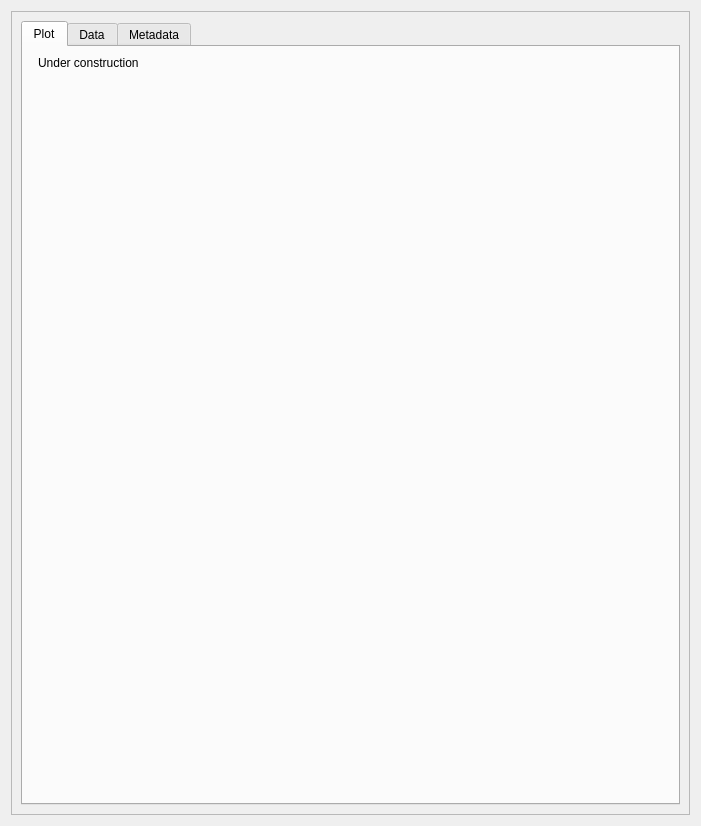
Qt form mdaviz/resources/mda_file_viz.ui (BCDA-APS/mdaviz) before a commit.
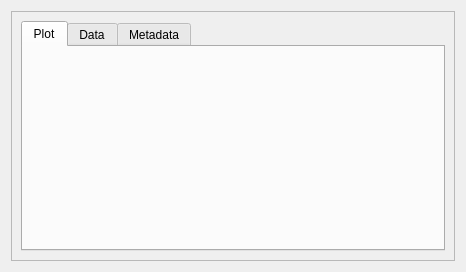
The same form after that commit.

Patch:
```diff
--- a/mdaviz/resources/mda_file_viz.ui
+++ b/mdaviz/resources/mda_file_viz.ui
@@ -6,8 +6,8 @@
    <rect>
     <x>0</x>
     <y>0</y>
-    <width>701</width>
-    <height>826</height>
+    <width>466</width>
+    <height>272</height>
    </rect>
   </property>
   <property name="windowTitle">
@@ -24,8 +24,8 @@
        <rect>
         <x>0</x>
         <y>0</y>
-        <width>675</width>
-        <height>800</height>
+        <width>440</width>
+        <height>246</height>
        </rect>
       </property>
       <layout class="QVBoxLayout" name="verticalLayout">
@@ -38,13 +38,9 @@
           <attribute name="title">
            <string>Plot</string>
           </attribute>
-          <layout class="QFormLayout" name="formLayout">
-           <item row="0" column="1">
-            <widget class="QLabel" name="label">
-             <property name="text">
-              <string>Under construction</string>
-             </property>
-            </widget>
+          <layout class="QVBoxLayout" name="verticalLayout_3">
+           <item>
+            <widget class="QWidget" name="plot" native="true"/>
            </item>
           </layout>
          </widget>
```
Left out of the diff: 2 changed lines with no effect on the pictures.
